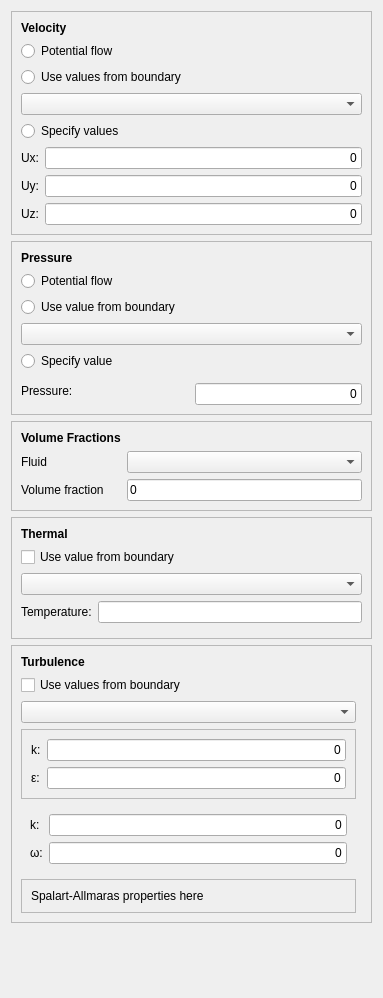
This is TaskPanelCfdInitialiseInternalField.ui in jaheyns/CfdOF as Qt 5 draws it before an edit. The edited form follows.
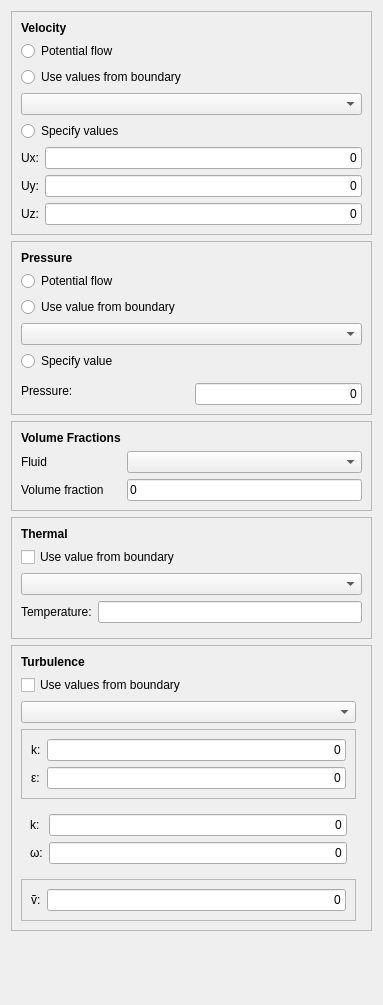
This is the edited form. Custom widgets are drawn as their Qt base class.

Commit message: Added Spalart Allmaras

The edit to the form file:
```diff
--- a/TaskPanelCfdInitialiseInternalField.ui
+++ b/TaskPanelCfdInitialiseInternalField.ui
@@ -8,7 +8,7 @@
 				<x>0</x>
 				<y>0</y>
 				<width>383</width>
-				<height>998</height>
+				<height>1005</height>
 			</rect>
 		</property>
 		<property name="windowTitle">
@@ -267,24 +267,47 @@
 								</layout>
 							</widget>
 						</item>
-						<item row="5"
-						      column="0">
-							<widget class="QFrame"
-							        name="SpalartAlmerasFrame">
+						<item row="5" column="0">
+							<widget class="QFrame" name="SpalartAllmarasFrame">
 								<property name="frameShape">
 									<enum>QFrame::StyledPanel</enum>
 								</property>
 								<property name="frameShadow">
 									<enum>QFrame::Raised</enum>
 								</property>
-								<layout class="QGridLayout"
-								        name="gridLayout_6">
-									<item row="0"
-									      column="0">
-										<widget class="QLabel"
-										        name="label_11">
+								<layout class="QGridLayout" name="gridLayout_6">
+									<item row="1" column="0">
+										<widget class="QLabel" name="label_10">
 											<property name="text">
-												<string>Spalart-Allmaras properties here</string>
+												<string>ṽ:</string>
+											</property>
+										</widget>
+									</item>
+									<item row="1" column="1">
+										<widget class="Gui::InputField" name="inputnuTilda">
+											<property name="sizePolicy">
+												<sizepolicy hsizetype="Preferred" vsizetype="Fixed">
+													<horstretch>1</horstretch>
+													<verstretch>0</verstretch>
+												</sizepolicy>
+											</property>
+											<property name="text">
+												<string>0</string>
+											</property>
+											<property name="alignment">
+												<set>Qt::AlignRight|Qt::AlignTrailing|Qt::AlignVCenter</set>
+											</property>
+											<property name="singleStep" stdset="0">
+												<double>0.100000000000000</double>
+											</property>
+											<property name="minimum" stdset="0">
+												<double>0.000000000000000</double>
+											</property>
+											<property name="unit" stdset="0">
+												<string notr="true">m^2/s^1</string>
+											</property>
+											<property name="format" stdset="0">
+												<string>g</string>
 											</property>
 										</widget>
 									</item>
```
Left out of the diff: 508 changed lines with no effect on the pictures. The commit also changes 9 other files.
